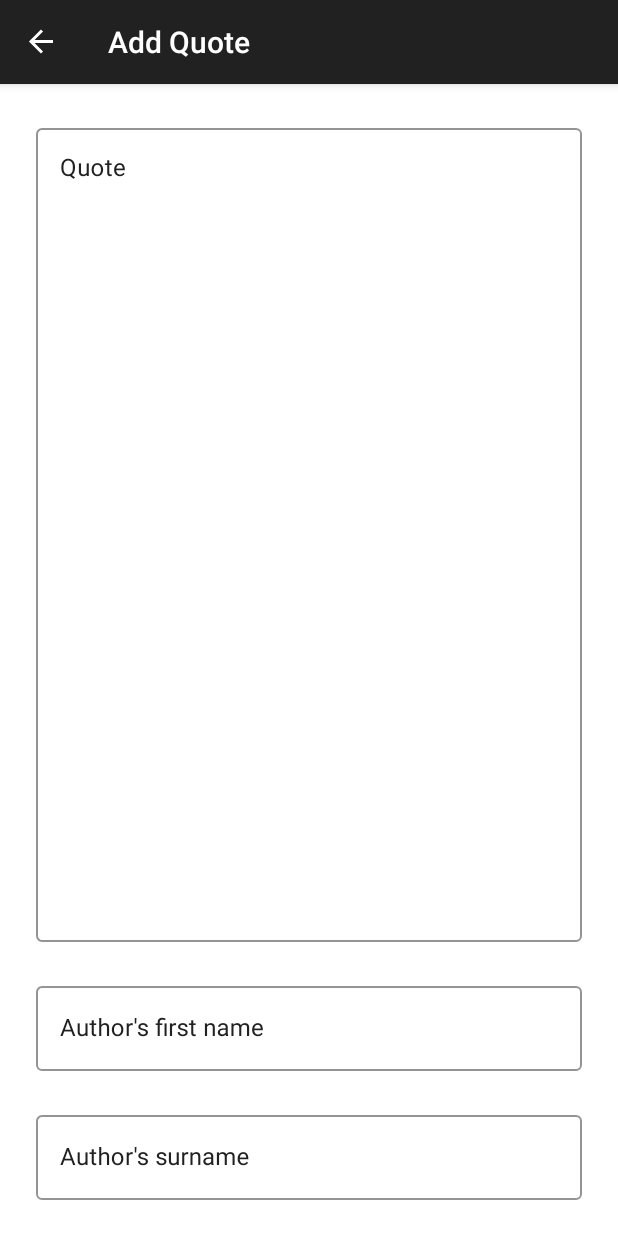
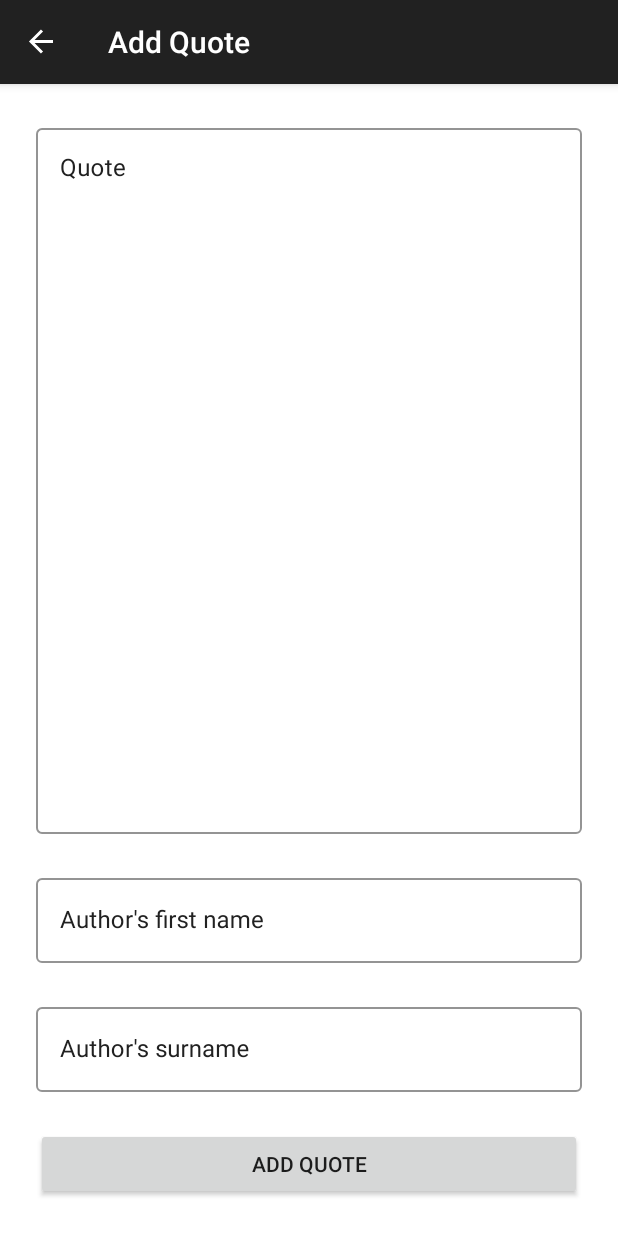
Before and after one commit to SelfFormat/your-random-quotes, an Android app: the AddQuoteFragment screen opened through its navigation route, on a phone screen of 412 x 824 dp. Run offline under Robolectric (Android 15) with nearby library versions, the phone set to English and light mode, and no system bars; our stand-ins replace Firebase (no records; nobody signed in at launch, a user with empty details on screens opened directly), navigation-ui; libraries missing offline, so code that uses them is left out: com.firebase.ui; 4 statements that could not run were skipped.

Commit message:
add button for adding quotes

```diff
--- a/app/src/main/res/layout/add_quote_fragment.xml
+++ b/app/src/main/res/layout/add_quote_fragment.xml
@@ -1,6 +1,5 @@
 <?xml version="1.0" encoding="utf-8"?>
-<androidx.constraintlayout.widget.ConstraintLayout
-    xmlns:android="http://schemas.android.com/apk/res/android"
+<androidx.constraintlayout.widget.ConstraintLayout xmlns:android="http://schemas.android.com/apk/res/android"
     xmlns:app="http://schemas.android.com/apk/res-auto"
     android:layout_width="match_parent"
     android:layout_height="match_parent">
@@ -55,12 +54,12 @@
         style="@style/ThemeTextInputLayoutStyle"
         android:layout_width="match_parent"
         android:layout_height="wrap_content"
+        android:layout_marginLeft="24dp"
         android:layout_marginTop="12dp"
-        android:layout_marginLeft="24dp"
         android:layout_marginRight="24dp"
-        android:layout_marginBottom="24dp"
+        android:layout_marginBottom="12dp"
         android:hint="@string/author_surname"
-        app:layout_constraintBottom_toBottomOf="parent"
+        app:layout_constraintBottom_toTopOf="@id/addQuoteButton"
         app:layout_constraintEnd_toEndOf="parent"
         app:layout_constraintHorizontal_bias="0.5"
         app:layout_constraintStart_toStartOf="parent"
@@ -72,4 +71,19 @@
 
     </com.google.android.material.textfield.TextInputLayout>
 
+    <Button
+        android:id="@+id/addQuoteButton"
+        android:layout_width="0dp"
+        android:layout_height="wrap_content"
+        android:layout_marginLeft="24dp"
+        android:layout_marginTop="12dp"
+        android:layout_marginRight="24dp"
+        android:layout_marginBottom="24dp"
+        android:text="@string/add_quote"
+        app:layout_constraintBottom_toBottomOf="parent"
+        app:layout_constraintEnd_toEndOf="parent"
+        app:layout_constraintHorizontal_bias="0.5"
+        app:layout_constraintStart_toStartOf="parent"
+        app:layout_constraintTop_toBottomOf="@+id/authorSurnameTextField" />
+
 </androidx.constraintlayout.widget.ConstraintLayout>
```
